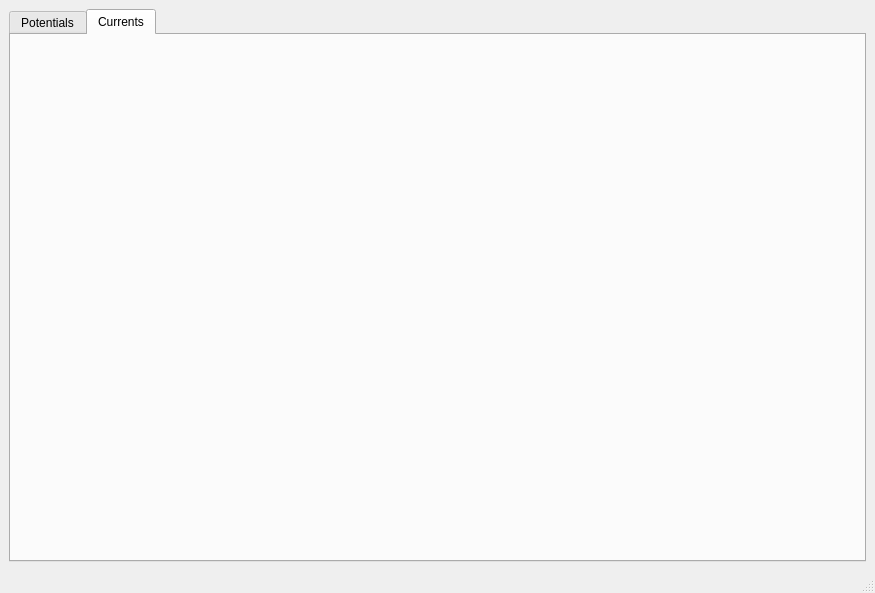
First picture: the form in src/mainWindow.ui, repository IFCA-HEP/TRACS, before the edit.
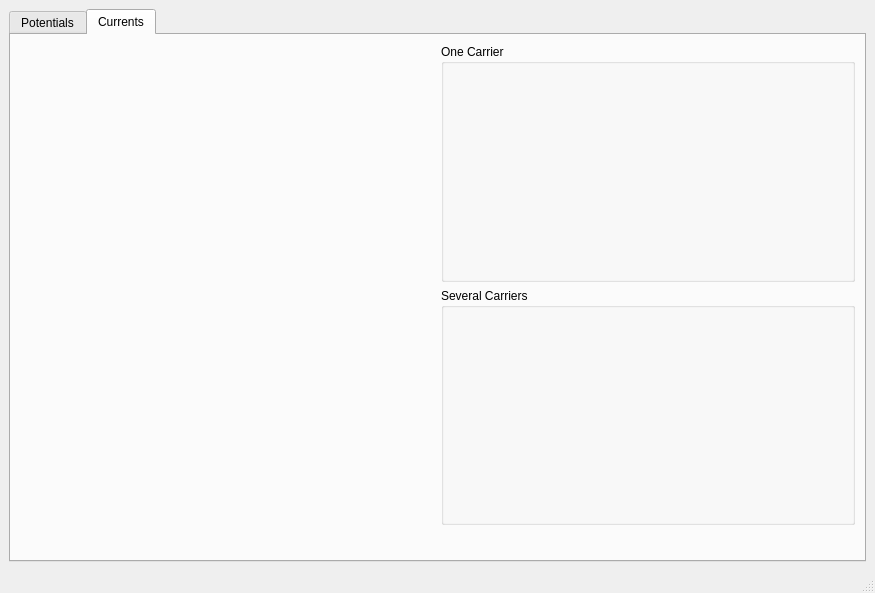
Second picture: the form after the edit. The open tabs and pages were chosen to show the change. Custom widgets are drawn as their Qt base class.

```diff
--- a/src/mainWindow.ui
+++ b/src/mainWindow.ui
@@ -319,9 +319,43 @@
        </layout>
       </widget>
       <widget class="QWidget" name="currents_tab">
+       <property name="sizePolicy">
+        <sizepolicy hsizetype="Maximum" vsizetype="Minimum">
+         <horstretch>0</horstretch>
+         <verstretch>0</verstretch>
+        </sizepolicy>
+       </property>
+       <property name="maximumSize">
+        <size>
+         <width>16777215</width>
+         <height>499</height>
+        </size>
+       </property>
        <attribute name="title">
         <string>Currents</string>
        </attribute>
+       <layout class="QGridLayout" name="gridLayout_3">
+        <item row="0" column="0">
+         <widget class="QCustomPlot" name="carrier_map_qcp" native="true"/>
+        </item>
+        <item row="0" column="1">
+         <widget class="QGroupBox" name="groupBox">
+          <property name="title">
+           <string>One Carrier</string>
+          </property>
+         </widget>
+        </item>
+        <item row="1" column="0">
+         <widget class="QCustomPlot" name="carrier_curr_qcp" native="true"/>
+        </item>
+        <item row="1" column="1">
+         <widget class="QGroupBox" name="groupBox_2">
+          <property name="title">
+           <string>Several Carriers</string>
+          </property>
+         </widget>
+        </item>
+       </layout>
       </widget>
      </widget>
     </item>
```
Left out of the diff: 3 changed lines with no effect on the pictures.
